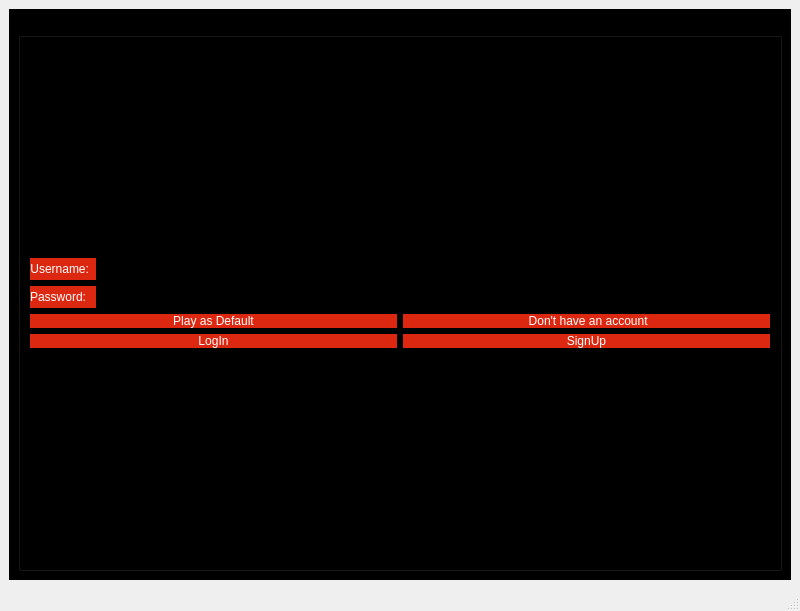
The window that Log/mainwindow.ui (Ragab21/AI-XO) describes before a commit, drawn with Qt 5.
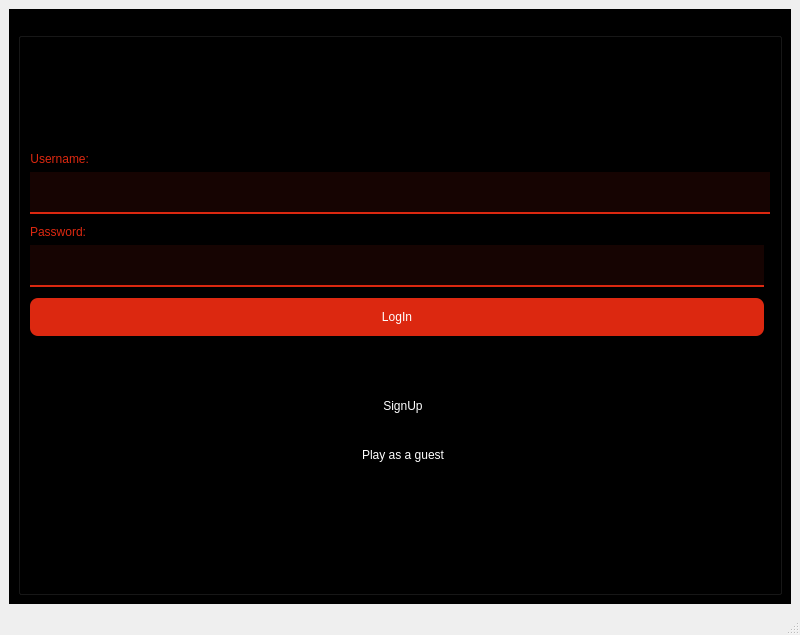
The same window after the commit. The open tabs and pages were chosen to show the change.

```diff
--- a/Log/mainwindow.ui
+++ b/Log/mainwindow.ui
@@ -7,7 +7,7 @@
     <x>0</x>
     <y>0</y>
     <width>800</width>
-    <height>611</height>
+    <height>635</height>
    </rect>
   </property>
   <property name="windowTitle">
@@ -37,33 +37,32 @@
           <property name="title">
            <string>LogIn</string>
           </property>
-          <layout class="QVBoxLayout" name="verticalLayout_3">
-           <item>
-            <spacer name="verticalSpacer">
-             <property name="orientation">
-              <enum>Qt::Vertical</enum>
-             </property>
-             <property name="sizeHint" stdset="0">
-              <size>
-               <width>20</width>
-               <height>155</height>
-              </size>
-             </property>
-            </spacer>
-           </item>
-           <item>
-            <layout class="QVBoxLayout" name="verticalLayout_2">
-             <item>
-              <layout class="QVBoxLayout" name="verticalLayout">
-               <item>
-                <layout class="QHBoxLayout" name="horizontalLayout">
-                 <item>
+          <layout class="QFormLayout" name="formLayout">
+           <item row="1" column="0" colspan="2">
+            <layout class="QGridLayout" name="gridLayout_2">
+             <item row="4" column="0">
+              <widget class="QPushButton" name="pushButton_LogIn">
+               <property name="styleSheet">
+                <string notr="true">color: rgb(255, 255, 255);
+background-color: rgb(220, 40, 16);
+border: none;
+font: 12pt &quot;My Puma&quot;;
+padding: 12px 15px;
+border-radius: 8px;
+margin-bottom: 5px;
+cursor: pointer</string>
+               </property>
+               <property name="text">
+                <string>LogIn</string>
+               </property>
+              </widget>
+             </item>
+             <item row="0" column="0" alignment="Qt::AlignLeft">
                   <widget class="QLabel" name="label_Username">
                    <property name="styleSheet">
-                    <string notr="true">color: rgb(255, 255, 255);
-background-color: rgb(220, 40, 16);
-border: none;
-font: 14pt &quot;My Puma&quot;;</string>
+                <string notr="true">
+font: 12pt &quot;My Puma&quot;;
+color: rgb(220, 40, 16)</string>
                    </property>
                    <property name="text">
                     <string>Username:  </string>
@@ -73,24 +72,28 @@
                    </property>
                   </widget>
                  </item>
-                 <item>
-                  <widget class="QLineEdit" name="lineEdit_Username">
+             <item row="3" column="0">
+              <widget class="QLineEdit" name="lineEdit_Password">
                    <property name="styleSheet">
-                    <string notr="true"/>
+                <string notr="true">font: 12pt &quot;My Puma&quot;;
+padding: 12px 15px;
+border: none;
+border-bottom: 2px solid rgb(220, 40, 16);
+color: #fff;
+background-color: rgba(220, 40, 16, 0.1);
+margin-bottom: 5px</string>
+               </property>
+               <property name="echoMode">
+                <enum>QLineEdit::Password</enum>
                    </property>
                   </widget>
                  </item>
-                </layout>
-               </item>
-               <item>
-                <layout class="QHBoxLayout" name="horizontalLayout_2">
-                 <item>
+             <item row="2" column="0" alignment="Qt::AlignLeft">
                   <widget class="QLabel" name="label_Password">
                    <property name="styleSheet">
-                    <string notr="true">color: rgb(255, 255, 255);
-background-color: rgb(220, 40, 16);
-border: none;
-font: 14pt &quot;My Puma&quot;;</string>
+                <string notr="true">
+font: 12pt &quot;My Puma&quot;;
+color: rgb(220, 40, 16)</string>
                    </property>
                    <property name="text">
                     <string>Password:   </string>
@@ -100,87 +103,94 @@
                    </property>
                   </widget>
                  </item>
-                 <item>
-                  <widget class="QLineEdit" name="lineEdit_Password">
-                   <property name="echoMode">
-                    <enum>QLineEdit::Password</enum>
+             <item row="1" column="0" colspan="2">
+              <widget class="QLineEdit" name="lineEdit_Username">
+               <property name="styleSheet">
+                <string notr="true">font: 12pt &quot;My Puma&quot;;
+padding: 12px 15px;
+border: none;
+border-bottom: 2px solid rgb(220, 40, 16);
+color: #fff;
+background-color: rgba(220, 40, 16, 0.1);
+margin-bottom: 5px</string>
                    </property>
                   </widget>
                  </item>
-                </layout>
+             <item row="5" column="0">
+              <spacer name="verticalSpacer_12">
+               <property name="orientation">
+                <enum>Qt::Vertical</enum>
+               </property>
+               <property name="sizeHint" stdset="0">
+                <size>
+                 <width>20</width>
+                 <height>40</height>
+                </size>
+               </property>
+              </spacer>
                </item>
               </layout>
              </item>
-             <item>
-              <layout class="QGridLayout" name="gridLayout_2">
-               <item row="1" column="1">
+           <item row="2" column="1">
+            <layout class="QGridLayout" name="gridLayout_6">
+             <item row="0" column="0">
                 <widget class="QPushButton" name="pushButton_SignUp">
                  <property name="styleSheet">
                   <string notr="true">color: rgb(255, 255, 255);
-background-color: rgb(220, 40, 16);
+background-color: rgb(0, 0, 0);
 border: none;
-font: 14pt &quot;My Puma&quot;;</string>
+font: 12pt &quot;My Puma&quot;;
+padding: 12px 15px;
+border-radius: 8px;
+margin-bottom: 5px;
+cursor: pointer</string>
                  </property>
                  <property name="text">
                   <string>SignUp</string>
                  </property>
                 </widget>
                </item>
-               <item row="0" column="1">
-                <widget class="QLabel" name="label_3">
-                 <property name="styleSheet">
-                  <string notr="true">color: rgb(255, 255, 255);
-background-color: rgb(220, 40, 16);
-border: none;
-font: 14pt &quot;My Puma&quot;;</string>
-                 </property>
-                 <property name="text">
-                  <string> Don't have an account</string>
-                 </property>
-                 <property name="alignment">
-                  <set>Qt::AlignCenter</set>
-                 </property>
-                </widget>
-               </item>
                <item row="1" column="0">
-                <widget class="QPushButton" name="pushButton_LogIn">
-                 <property name="styleSheet">
-                  <string notr="true">color: rgb(255, 255, 255);
-background-color: rgb(220, 40, 16);
-border: none;
-font: 14pt &quot;My Puma&quot;;</string>
-                 </property>
-                 <property name="text">
-                  <string>LogIn</string>
-                 </property>
-                </widget>
-               </item>
-               <item row="0" column="0">
                 <widget class="QPushButton" name="Defaultb">
                  <property name="styleSheet">
                   <string notr="true">color: rgb(255, 255, 255);
-background-color: rgb(220, 40, 16);
+background-color: rgb(0, 0, 0);
 border: none;
-font: 14pt &quot;My Puma&quot;;</string>
+font: 12pt &quot;My Puma&quot;;
+padding: 12px 15px;
+border-radius: 8px;
+margin-bottom: 5px;
+cursor: pointer</string>
                  </property>
                  <property name="text">
-                  <string>Play as Default</string>
+                <string>Play as a guest</string>
                  </property>
                 </widget>
                </item>
               </layout>
              </item>
-            </layout>
+           <item row="4" column="1">
+            <spacer name="verticalSpacer_11">
+             <property name="orientation">
+              <enum>Qt::Vertical</enum>
+             </property>
+             <property name="sizeHint" stdset="0">
+              <size>
+               <width>20</width>
+               <height>40</height>
+              </size>
+             </property>
+            </spacer>
            </item>
-           <item>
-            <spacer name="verticalSpacer_2">
+           <item row="0" column="1">
+            <spacer name="verticalSpacer_10">
              <property name="orientation">
               <enum>Qt::Vertical</enum>
              </property>
              <property name="sizeHint" stdset="0">
               <size>
                <width>20</width>
-               <height>154</height>
+               <height>40</height>
               </size>
              </property>
             </spacer>
```
Left out of the diff: 501 changed lines with no effect on the pictures. Lines whose indentation alone changed are shown as unchanged.
